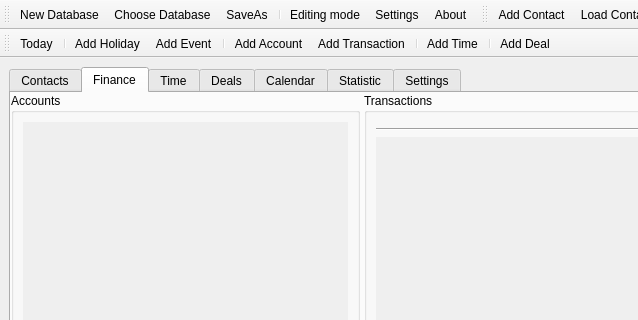
Old version of the form trunk/Organizer/OrganizerView.ui in the repository konradlst/Organizer; both pictures show x 0 to 638 and y 0 to 320 of the 748 by 761 pixel window.
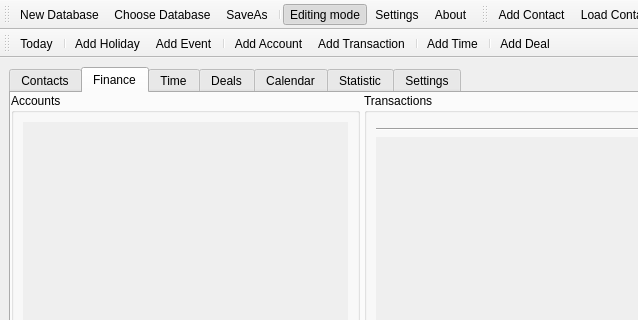
New version of the form. The open tabs and pages were chosen to show the change. Icons and pictures are not drawn. Custom widgets are drawn as their Qt base class.

Diff of the .ui file:
```diff
--- a/trunk/Organizer/OrganizerView.ui
+++ b/trunk/Organizer/OrganizerView.ui
@@ -2875,6 +2875,12 @@
    </property>
   </action>
   <action name="actionEditingMode">
+   <property name="checkable">
+    <bool>true</bool>
+   </property>
+   <property name="checked">
+    <bool>true</bool>
+   </property>
    <property name="icon">
     <iconset resource="res.qrc">
      <normaloff>:/editingMode</normaloff>:/editingMode</iconset>
```
Left out of the diff: 14 changed lines with no effect on the pictures.
